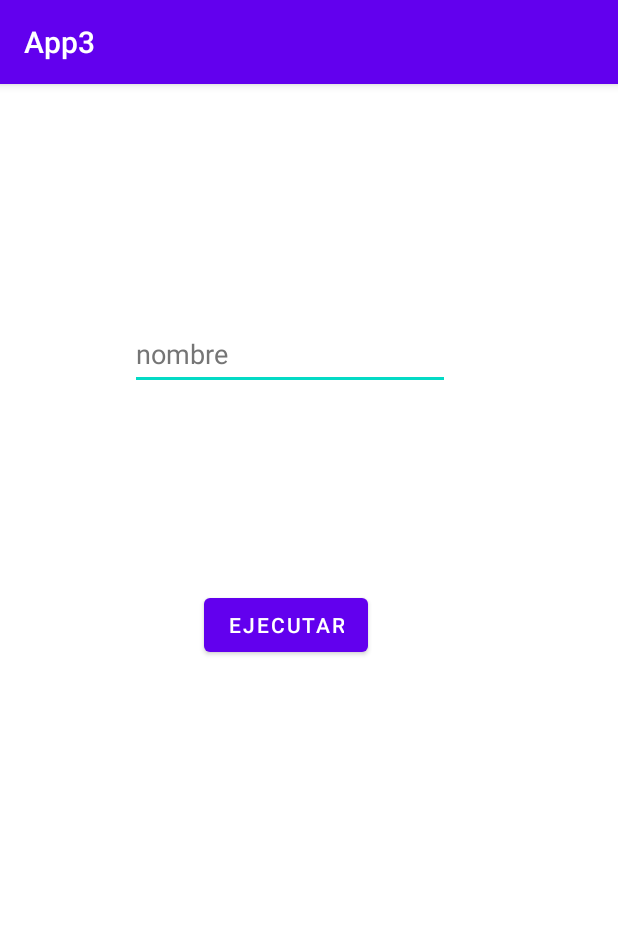
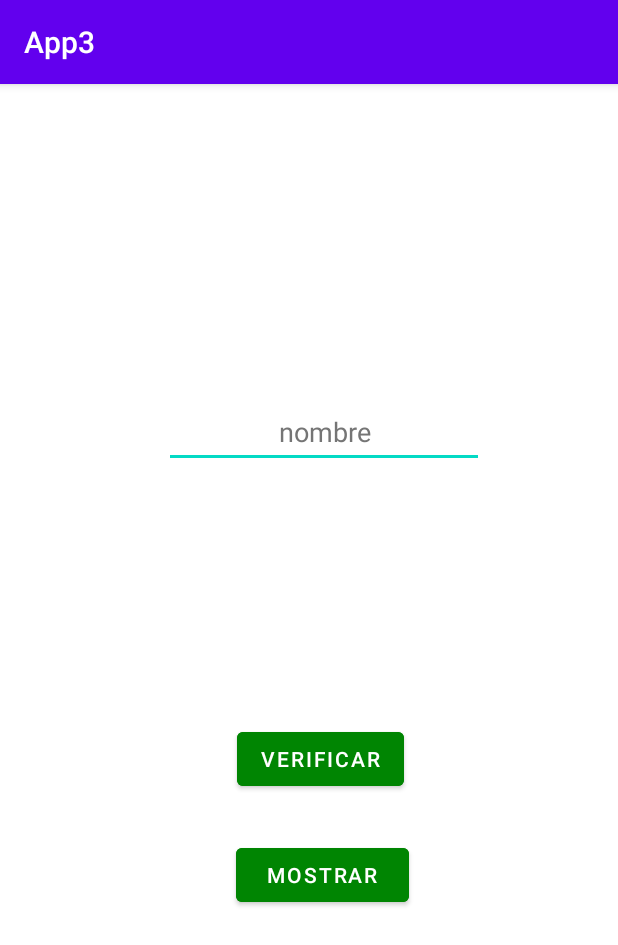
Before and after one commit to JosWH/App3, an Android app: the screen it shows after launch (MainActivity), on a phone screen of 412 x 824 dp. Shown: the top 945 px of the screen. Run offline under Robolectric (Android 15) with nearby library versions, the phone set to English and light mode, and no system bars.

```diff
--- a/app/src/main/res/layout/activity_main.xml
+++ b/app/src/main/res/layout/activity_main.xml
@@ -10,6 +10,7 @@
         android:id="@+id/TBresult"
         android:layout_width="wrap_content"
         android:layout_height="wrap_content"
+        android:textAlignment="center"
         android:textSize="18sp"
         app:layout_constraintBottom_toBottomOf="parent"
         app:layout_constraintEnd_toEndOf="@+id/TXword"
@@ -24,29 +25,45 @@
         android:id="@+id/TXword"
         android:layout_width="wrap_content"
         android:layout_height="wrap_content"
-        android:layout_marginTop="156dp"
+        android:layout_marginTop="208dp"
         android:autofillHints=""
         android:ems="10"
         android:hint="@string/TBnameBox"
         android:inputType="textPersonName"
         android:minHeight="48dp"
+        android:textAlignment="center"
         android:textColorHint="#757575"
         app:layout_constraintEnd_toEndOf="parent"
-        app:layout_constraintHorizontal_bias="0.437"
+        app:layout_constraintHorizontal_bias="0.552"
         app:layout_constraintStart_toStartOf="parent"
         app:layout_constraintTop_toTopOf="parent" />
+
+    <Button
+        android:id="@+id/BTNmessage"
+        android:layout_width="115dp"
+        android:layout_height="48dp"
+        android:backgroundTint="@color/firstColor"
+        android:text="@string/mensaje"
+        android:textAlignment="center"
+        app:layout_constraintBottom_toBottomOf="parent"
+        app:layout_constraintEnd_toEndOf="@+id/BTNexecute"
+        app:layout_constraintHorizontal_bias="0.333"
+        app:layout_constraintStart_toStartOf="@+id/BTNexecute"
+        app:layout_constraintTop_toBottomOf="@+id/BTNexecute"
+        app:layout_constraintVertical_bias="0.118" />
 
     <Button
         android:id="@+id/BTNexecute"
         android:layout_width="wrap_content"
         android:layout_height="wrap_content"
         android:layout_marginTop="32dp"
-        android:text="Ejecutar"
+        android:backgroundTint="@color/firstColor"
+        android:text="@string/ejecutar"
+        android:textAlignment="center"
         app:layout_constraintBottom_toBottomOf="parent"
         app:layout_constraintEnd_toEndOf="@+id/TBresult"
-        app:layout_constraintHorizontal_bias="0.36"
         app:layout_constraintStart_toStartOf="@+id/TBresult"
         app:layout_constraintTop_toBottomOf="@+id/TBresult"
-        app:layout_constraintVertical_bias="0.019" />
+        app:layout_constraintVertical_bias="0.149" />
 
 </androidx.constraintlayout.widget.ConstraintLayout>
--- a/app/src/main/res/values/colors.xml
+++ b/app/src/main/res/values/colors.xml
@@ -7,4 +7,5 @@
     <color name="teal_700">#FF018786</color>
     <color name="black">#FF000000</color>
     <color name="white">#FFFFFFFF</color>
+    <color name="firstColor">#008502</color>
 </resources>
--- a/app/src/main/res/values/strings.xml
+++ b/app/src/main/res/values/strings.xml
@@ -1,4 +1,6 @@
 <resources>
     <string name="app_name">App3</string>
     <string name="TBnameBox">nombre</string>
+    <string name="ejecutar">Verificar</string>
+    <string name="mensaje">Mostrar</string>
 </resources>
```
Also changed, not shown: app/src/main/java/com/example/app3/MainActivity.java (+29 -6 lines).
